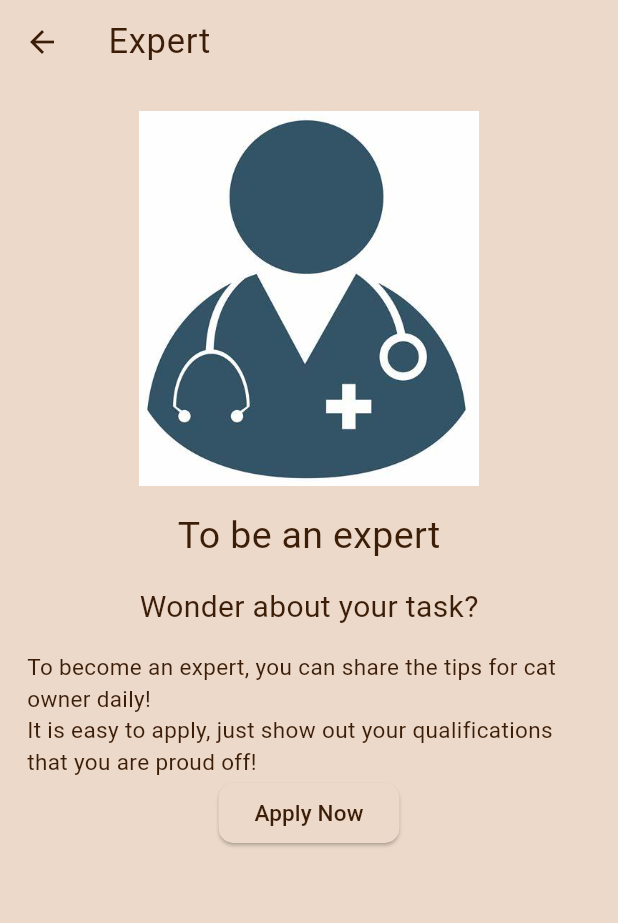
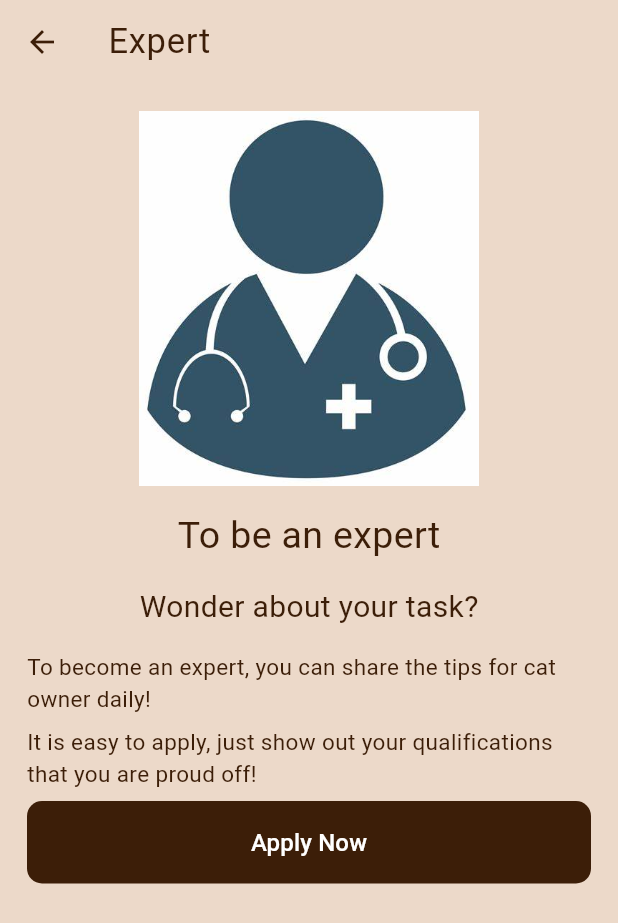
Before and after one commit to yunghuey/CatViP-Mobile, a Flutter app: the ExpertIntro screen opened directly, on a phone screen of 412 x 824 dp. Shown: the top 923 px of the screen. Run offline on Flutter 3.47's test engine with Material 3 defaults, Android fonts, the phone set to English and light mode, and no system bars; our stand-ins replace badges, equatable, file_picker, flutter_bloc, geocoding, geolocator and 7 more; missing offline and left inert: flutter_google_places, google_api_headers, google_maps_webservice, onesignal_flutter, signalr_core; accounts and stored records are empty; network calls fail; Roboto replaces fonts that are missing (Times New Roman).

Commit message:
expert application – display design change

```diff
--- a/lib/pages/expert/expertIntro_view.dart
+++ b/lib/pages/expert/expertIntro_view.dart
@@ -35,25 +35,33 @@ class ExpertIntro extends StatelessWidget {
                     style: TextStyle(fontSize: 15),
                   ),
                 ),
+                const SizedBox(height: 8.0),
                 const Center(
                   child: const Text("It is easy to apply, just show out your qualifications that you are proud off!",
                     style: TextStyle(fontSize: 15),
                   ),
                 ),
-                ElevatedButton(
+                const SizedBox(height: 8.0),
+                Row(
+                  children: [
+                    Expanded(child: TextButton(
                         onPressed: (){
                           Navigator.push(context, MaterialPageRoute(builder: (context)=> ExpertFormView()));
                         },
                         child: Text(
                             "Apply Now",
-                        style: TextStyle(fontSize: 15, color: HexColor("#3c1e08"),),
+                            style: TextStyle(fontSize: 16, color: Colors.white,),
                         ),
                         style: ButtonStyle(
+                          padding: MaterialStateProperty.all(EdgeInsets.all(16)),
                           shape: MaterialStateProperty.all<RoundedRectangleBorder>(
                               RoundedRectangleBorder( borderRadius: BorderRadius.circular(10.0),)
                           ),
-                      backgroundColor: MaterialStateProperty.all<HexColor>(HexColor("#ecd9c9")),
+                          backgroundColor: MaterialStateProperty.all<HexColor>(HexColor("#3c1e08")),
                         ),
+                    ))
+                    ,
+                  ],
                 ),
 
               ],
```
Also changed, not shown: lib/pages/expert/expertcheck_view.dart (+85 -60 lines). Lines whose indentation alone changed are shown as unchanged.
